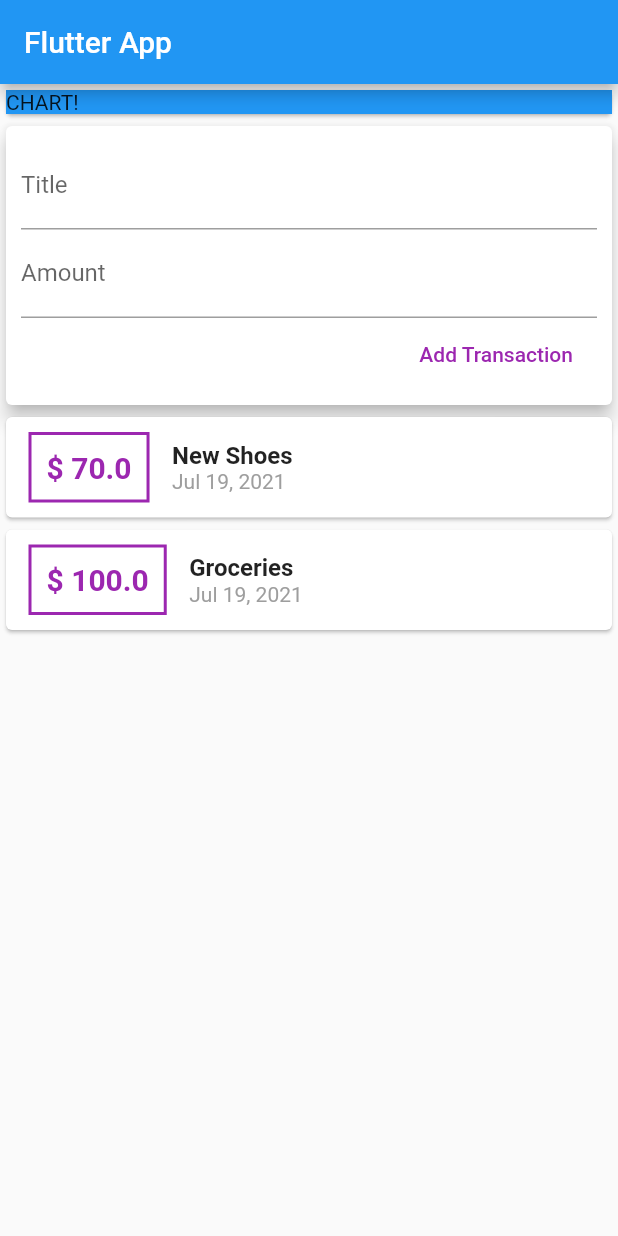
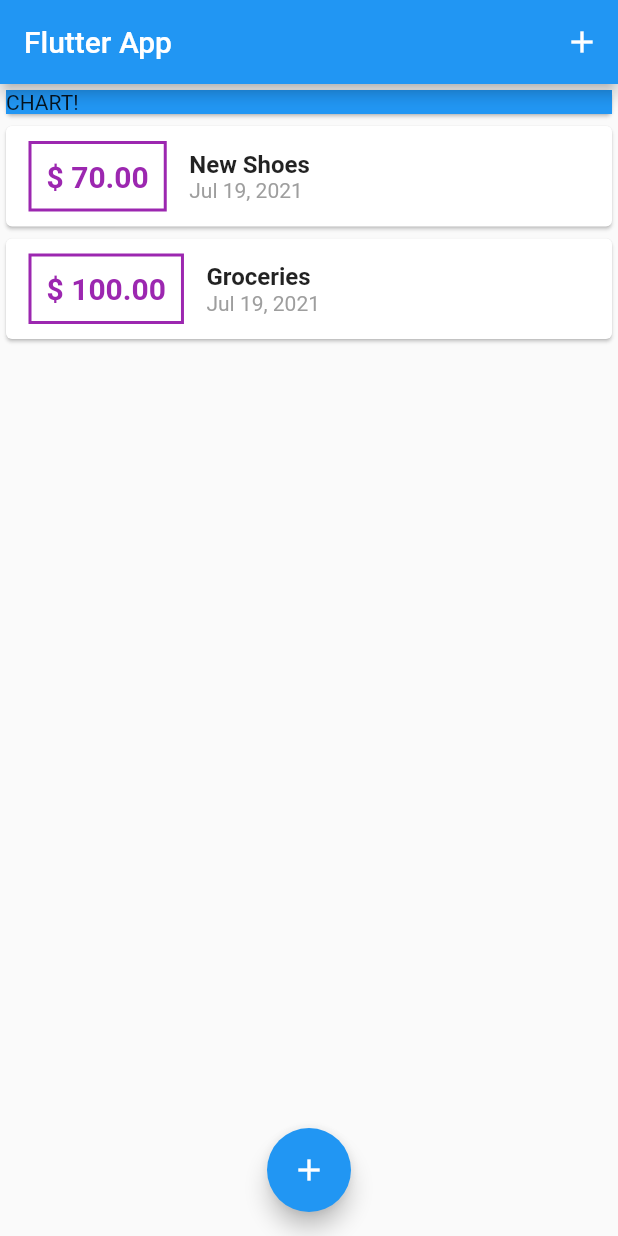
Before and after one commit to shubham242/Expense_Planner, a Flutter app: the screen it shows after launch, on a phone screen of 412 x 824 dp. Run offline on Flutter 3.47's test engine with Material 2 defaults, Android fonts, the phone set to English and light mode, and no system bars.

```diff
--- a/lib/main.dart
+++ b/lib/main.dart
@@ -1,6 +1,8 @@
 import 'package:flutter/material.dart';
 
-import './widgets/user_transactions.dart';
+import './models/transaction.dart';
+import './widgets/transaction_list.dart';
+import './widgets/new_transaction.dart';
 
 void main() => runApp(MyApp());
 
@@ -14,15 +16,60 @@ class MyApp extends StatelessWidget {
   }
 }
 
-class MyHomePage extends StatelessWidget {
-  final titleInput = TextEditingController();
-  final amountInput = TextEditingController();
+class MyHomePage extends StatefulWidget {
+  @override
+  _MyHomePageState createState() => _MyHomePageState();
+}
+
+class _MyHomePageState extends State<MyHomePage> {
+  final List<Transaction> _userTransactions = [
+    Transaction(
+      id: 't1',
+      title: 'New Shoes',
+      amount: 70,
+      date: DateTime.now(),
+    ),
+    Transaction(
+      id: 't2',
+      title: 'Groceries',
+      amount: 100,
+      date: DateTime.now(),
+    ),
+  ];
+
+  void _addTx(String txTitle, double txAmount) {
+    final newTx = Transaction(
+      id: DateTime.now().toString(),
+      title: txTitle,
+      amount: txAmount,
+      date: DateTime.now(),
+    );
+
+    setState(() {
+      _userTransactions.add(newTx);
+    });
+  }
+
+  void _startAddTx(BuildContext ctx) {
+    showModalBottomSheet(
+      context: ctx,
+      builder: (_) {
+        return NewTransaction(_addTx);
+      },
+    );
+  }
 
   @override
   Widget build(BuildContext context) {
     return Scaffold(
       appBar: AppBar(
         title: Text('Flutter App'),
+        actions: <Widget>[
+          IconButton(
+            icon: Icon(Icons.add),
+            onPressed: () => _startAddTx(context),
+          )
+        ],
       ),
       body: SingleChildScrollView(
         child: Column(
@@ -34,9 +81,14 @@ class MyHomePage extends StatelessWidget {
                 child: Text('CHART!'),
               ),
             ),
-            UserTransactions(),
+            TransactionList(_userTransactions),
           ],
         ),
+      ),
+      floatingActionButtonLocation: FloatingActionButtonLocation.centerFloat,
+      floatingActionButton: FloatingActionButton(
+        child: Icon(Icons.add),
+        onPressed: () => _startAddTx(context),
       ),
     );
   }
--- a/lib/widgets/transaction_list.dart
+++ b/lib/widgets/transaction_list.dart
@@ -30,7 +30,7 @@ class TransactionList extends StatelessWidget {
                   ),
                   padding: EdgeInsets.all(10),
                   child: Text(
-                    '\$ ${transactions[index].amount}',
+                    '\$ ${transactions[index].amount.toStringAsFixed(2)}',
                     style: TextStyle(
                       fontWeight: FontWeight.bold,
                       fontSize: 20,
--- a/lib/widgets/user_transactions.dart
+++ /dev/null
@@ -1,50 +0,0 @@
-import 'package:flutter/material.dart';
-
-import './transaction_list.dart';
-import './new_transaction.dart';
-import '../models/transaction.dart';
-
-class UserTransactions extends StatefulWidget {
-  @override
-  _UserTransactionsState createState() => _UserTransactionsState();
-}
-
-class _UserTransactionsState extends State<UserTransactions> {
-  final List<Transaction> _userTransactions = [
-    Transaction(
-      id: 't1',
-      title: 'New Shoes',
-      amount: 70,
-      date: DateTime.now(),
-    ),
-    Transaction(
-      id: 't2',
-      title: 'Groceries',
-      amount: 100,
-      date: DateTime.now(),
-    ),
-  ];
-
-  void _addTx(String txTitle, double txAmount) {
-    final newTx = Transaction(
-      id: DateTime.now().toString(),
-      title: txTitle,
-      amount: txAmount,
-      date: DateTime.now(),
-    );
-
-    setState(() {
-      _userTransactions.add(newTx);
-    });
-  }
-
-  @override
-  Widget build(BuildContext context) {
-    return Column(
-      children: <Widget>[
-        NewTransaction(_addTx),
-        TransactionList(_userTransactions),
-      ],
-    );
-  }
-}
```
Also changed, not shown: lib/widgets/new_transaction.dart (+26 -8 lines).
